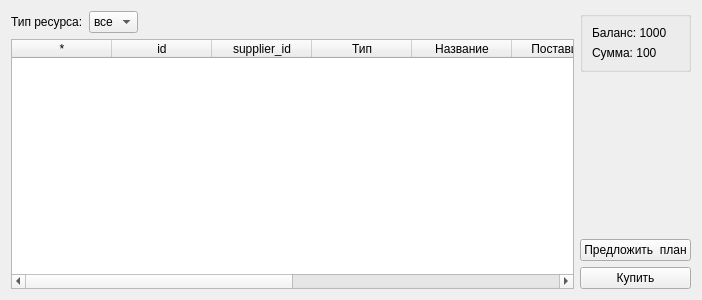
werwolf/ExLibris, file eoperator.ui: the form before one commit.
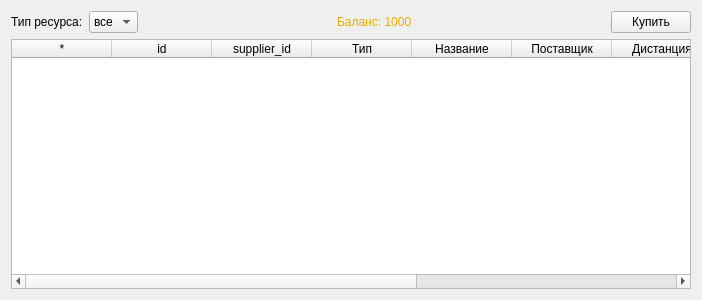
The form after the commit.

```diff
--- a/eoperator.ui
+++ b/eoperator.ui
@@ -16,9 +16,7 @@
   <property name="windowTitle">
    <string>Form</string>
   </property>
-  <layout class="QHBoxLayout" name="horizontalLayout_2">
-   <item>
-    <layout class="QVBoxLayout" name="verticalLayout_3">
+  <layout class="QVBoxLayout" name="verticalLayout">
      <item>
       <layout class="QHBoxLayout" name="horizontalLayout">
        <item>
@@ -50,6 +48,36 @@
          </property>
         </spacer>
        </item>
+     <item>
+      <widget class="QLabel" name="balance_lbl">
+       <property name="styleSheet">
+        <string notr="true">color: rgb(227, 173, 0);</string>
+       </property>
+       <property name="text">
+        <string>Баланс: 1000</string>
+       </property>
+      </widget>
+     </item>
+     <item>
+      <spacer name="horizontalSpacer_2">
+       <property name="orientation">
+        <enum>Qt::Horizontal</enum>
+       </property>
+       <property name="sizeHint" stdset="0">
+        <size>
+         <width>40</width>
+         <height>20</height>
+        </size>
+       </property>
+      </spacer>
+     </item>
+     <item>
+      <widget class="QPushButton" name="buy_resources_btn">
+       <property name="text">
+        <string>Купить</string>
+       </property>
+      </widget>
+     </item>
       </layout>
      </item>
      <item>
@@ -105,62 +133,6 @@
         </property>
        </column>
       </widget>
-     </item>
-    </layout>
-   </item>
-   <item>
-    <layout class="QVBoxLayout" name="verticalLayout_2">
-     <item>
-      <widget class="QGroupBox" name="groupBox">
-       <property name="title">
-        <string/>
-       </property>
-       <layout class="QVBoxLayout" name="verticalLayout">
-        <item>
-         <widget class="QLabel" name="balance_lbl">
-          <property name="text">
-           <string>Баланс: 1000</string>
-          </property>
-         </widget>
-        </item>
-        <item>
-         <widget class="QLabel" name="sum_lbl">
-          <property name="text">
-           <string>Сумма: 100</string>
-          </property>
-         </widget>
-        </item>
-       </layout>
-      </widget>
-     </item>
-     <item>
-      <spacer name="verticalSpacer">
-       <property name="orientation">
-        <enum>Qt::Vertical</enum>
-       </property>
-       <property name="sizeHint" stdset="0">
-        <size>
-         <width>20</width>
-         <height>40</height>
-        </size>
-       </property>
-      </spacer>
-     </item>
-     <item>
-      <widget class="QPushButton" name="pushButton">
-       <property name="text">
-        <string>Предложить  план</string>
-       </property>
-      </widget>
-     </item>
-     <item>
-      <widget class="QPushButton" name="buy_resources_btn">
-       <property name="text">
-        <string>Купить</string>
-       </property>
-      </widget>
-     </item>
-    </layout>
    </item>
   </layout>
  </widget>
```
Lines whose indentation alone changed are shown as unchanged.
